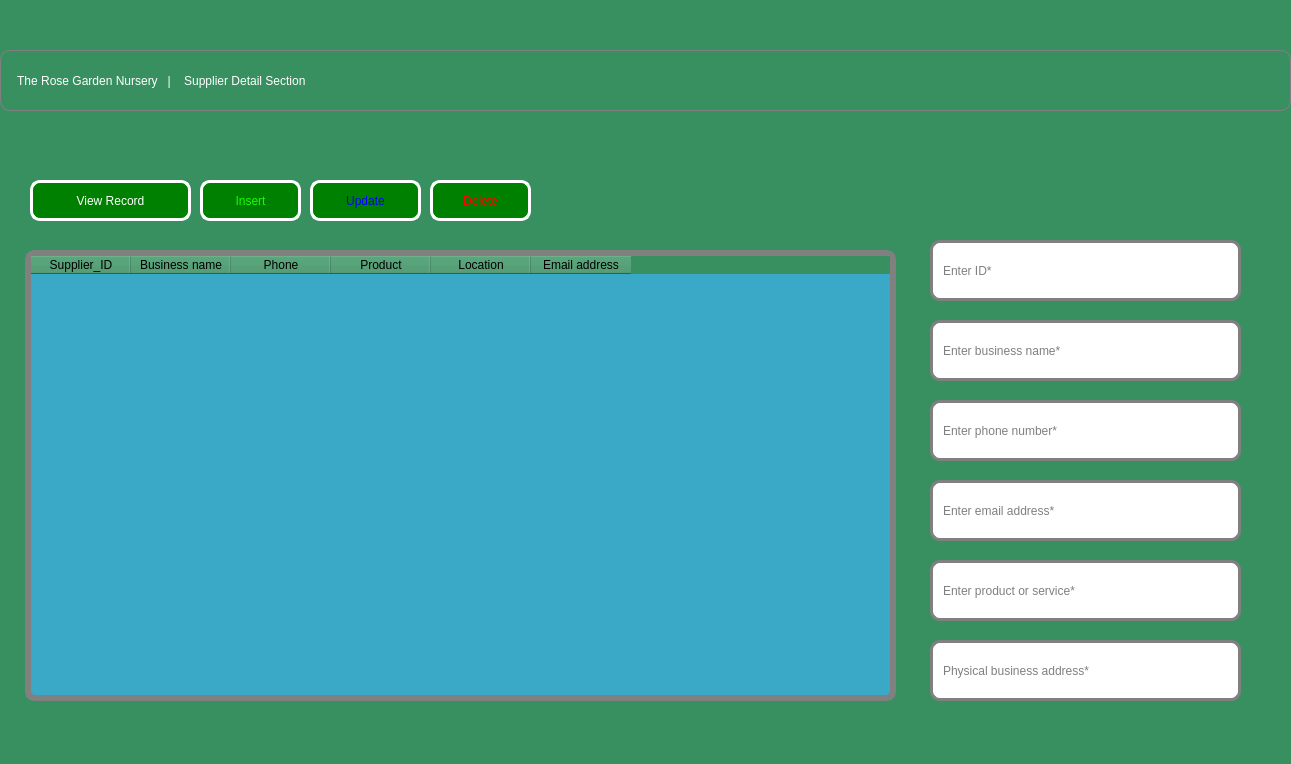
Rabsoninnora/RoseGardenPlantCareSystem, file suppliers.ui: the form before one commit.
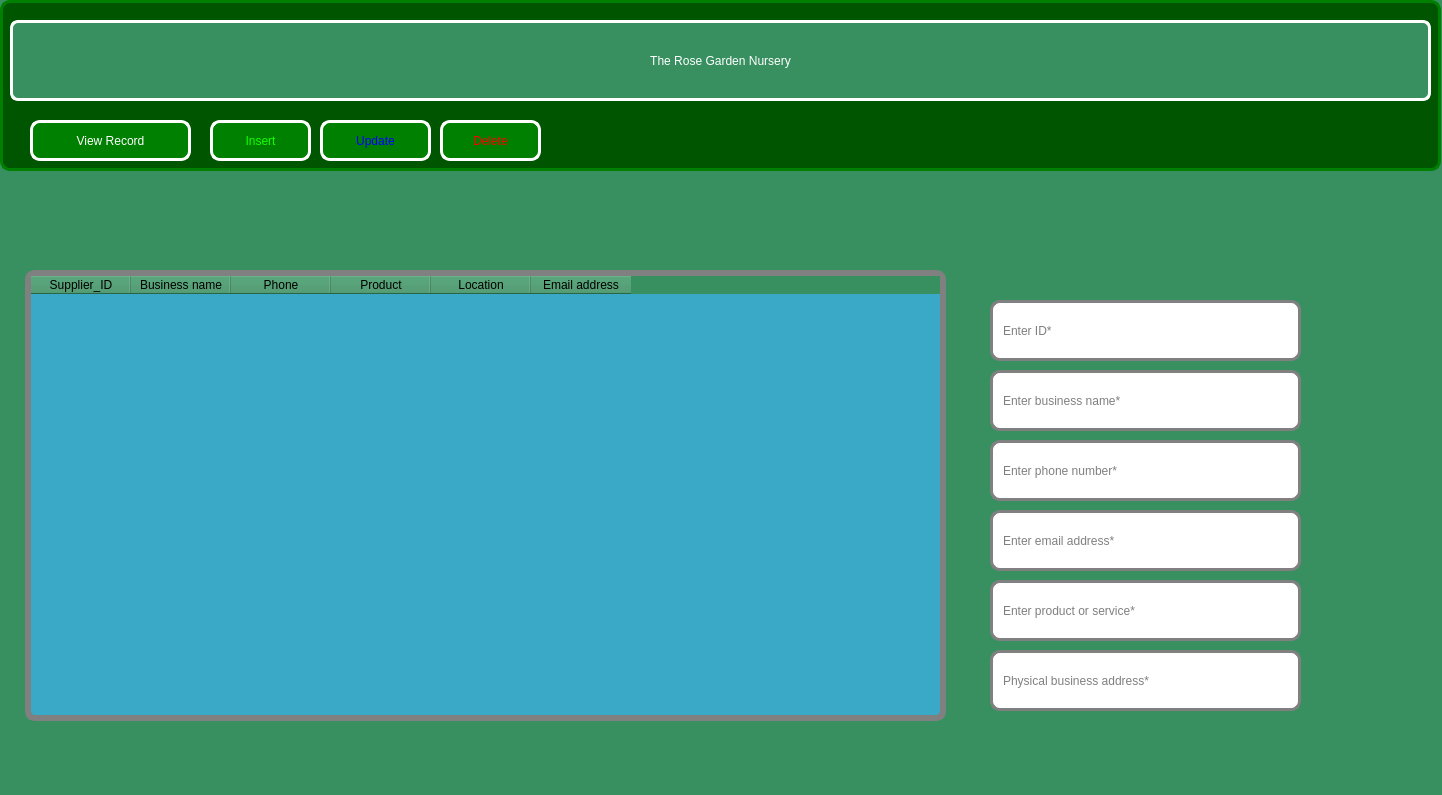
The form after the commit. Icons and pictures are not drawn.

Commit message: updated all system ui modules

Diff of the .ui file:
```diff
--- a/suppliers.ui
+++ b/suppliers.ui
@@ -6,8 +6,8 @@
    <rect>
     <x>0</x>
     <y>0</y>
-    <width>1291</width>
-    <height>764</height>
+    <width>1442</width>
+    <height>795</height>
    </rect>
   </property>
   <property name="windowTitle">
@@ -17,34 +17,11 @@
    <string notr="true">background-color: rgb(56, 144, 96);
 background-image: url(:/images/beauty.png);</string>
   </property>
-  <widget class="QLabel" name="The_Rose_Garden_Nursery_System">
-   <property name="geometry">
-    <rect>
-     <x>0</x>
-     <y>50</y>
-     <width>1291</width>
-     <height>61</height>
-    </rect>
-   </property>
-   <property name="styleSheet">
-    <string notr="true"> QLabel {
-  color: rgb(255, 255, 255);
-  font: 500 12pt &quot;Ubuntu&quot;;
-  border:1px solid gray;
-  border-radius: 10px;
-  padding: 0 10px;
-  
-}</string>
-   </property>
-   <property name="text">
-    <string> The Rose Garden Nursery   |    Supplier Detail Section</string>
-   </property>
-  </widget>
   <widget class="QPushButton" name="btn_View_Supplier">
    <property name="geometry">
     <rect>
      <x>30</x>
-     <y>180</y>
+     <y>120</y>
      <width>161</width>
      <height>41</height>
     </rect>
@@ -69,8 +46,8 @@
   <widget class="QPushButton" name="btn_Insert_Supplier">
    <property name="geometry">
     <rect>
-     <x>200</x>
-     <y>180</y>
+     <x>210</x>
+     <y>120</y>
      <width>101</width>
      <height>41</height>
     </rect>
@@ -95,8 +72,8 @@
   <widget class="QPushButton" name="btn_Update_Supplier">
    <property name="geometry">
     <rect>
-     <x>310</x>
-     <y>180</y>
+     <x>320</x>
+     <y>120</y>
      <width>111</width>
      <height>41</height>
     </rect>
@@ -121,8 +98,8 @@
   <widget class="QPushButton" name="btn_Delete_Supplier">
    <property name="geometry">
     <rect>
-     <x>430</x>
-     <y>180</y>
+     <x>440</x>
+     <y>120</y>
      <width>101</width>
      <height>41</height>
     </rect>
@@ -147,8 +124,8 @@
   <widget class="QLineEdit" name="lineEdit_SupplierID">
    <property name="geometry">
     <rect>
-     <x>930</x>
-     <y>240</y>
+     <x>990</x>
+     <y>300</y>
      <width>311</width>
      <height>61</height>
     </rect>
@@ -172,8 +149,8 @@
   <widget class="QLineEdit" name="lineEdit_Supplier_Legal_Name">
    <property name="geometry">
     <rect>
-     <x>930</x>
-     <y>320</y>
+     <x>990</x>
+     <y>370</y>
      <width>311</width>
      <height>61</height>
     </rect>
@@ -196,8 +173,8 @@
   <widget class="QLineEdit" name="lineEdit_Phone">
    <property name="geometry">
     <rect>
-     <x>930</x>
-     <y>400</y>
+     <x>990</x>
+     <y>440</y>
      <width>311</width>
      <height>61</height>
     </rect>
@@ -220,8 +197,8 @@
   <widget class="QLineEdit" name="lineEdit_Product">
    <property name="geometry">
     <rect>
-     <x>930</x>
-     <y>560</y>
+     <x>990</x>
+     <y>580</y>
      <width>311</width>
      <height>61</height>
     </rect>
@@ -244,8 +221,8 @@
   <widget class="QLineEdit" name="lineEdit_address">
    <property name="geometry">
     <rect>
-     <x>930</x>
-     <y>640</y>
+     <x>990</x>
+     <y>650</y>
      <width>311</width>
      <height>61</height>
     </rect>
@@ -268,8 +245,8 @@
   <widget class="QLineEdit" name="lineEdit_email">
    <property name="geometry">
     <rect>
-     <x>930</x>
-     <y>480</y>
+     <x>990</x>
+     <y>510</y>
      <width>311</width>
      <height>61</height>
     </rect>
@@ -293,8 +270,8 @@
    <property name="geometry">
     <rect>
      <x>25</x>
-     <y>250</y>
-     <width>871</width>
+     <y>270</y>
+     <width>921</width>
      <height>451</height>
     </rect>
    </property>
@@ -342,6 +319,71 @@
     </property>
    </column>
   </widget>
+  <widget class="QLabel" name="label_2">
+   <property name="enabled">
+    <bool>false</bool>
+   </property>
+   <property name="geometry">
+    <rect>
+     <x>0</x>
+     <y>0</y>
+     <width>1441</width>
+     <height>171</height>
+    </rect>
+   </property>
+   <property name="styleSheet">
+    <string notr="true">  QLabel {
+  background-color: rgb(0, 85, 0);
+  border:3px solid green;
+  border-radius: 10px;
+  padding: 0 10px;
+  
+}</string>
+   </property>
+   <property name="text">
+    <string/>
+   </property>
+  </widget>
+  <widget class="QPushButton" name="pushButton">
+   <property name="geometry">
+    <rect>
+     <x>10</x>
+     <y>20</y>
+     <width>1421</width>
+     <height>81</height>
+    </rect>
+   </property>
+   <property name="styleSheet">
+    <string notr="true">
+QPushButton{
+                    color: rgb(255, 255, 255);
+                    border:3px solid white;
+                    border-radius: 8px;
+                    padding: 0 8px;
+   
+                    font: 700 13pt ;
+
+}
+
+ </string>
+   </property>
+   <property name="text">
+    <string>The Rose Garden Nursery</string>
+   </property>
+  </widget>
+  <zorder>lineEdit_SupplierID</zorder>
+  <zorder>lineEdit_Supplier_Legal_Name</zorder>
+  <zorder>lineEdit_Phone</zorder>
+  <zorder>lineEdit_Product</zorder>
+  <zorder>lineEdit_address</zorder>
+  <zorder>lineEdit_email</zorder>
+  <zorder>tableWidget</zorder>
+  <zorder>label_2</zorder>
+  <zorder>pushButton</zorder>
+  <zorder>btn_View_Supplier</zorder>
+  <zorder>btn_Insert_Supplier</zorder>
+  <zorder>btn_Update_Supplier</zorder>
+  <zorder>btn_Delete_Supplier</zorder>
  </widget>
  <resources/>
  <connections/>
```
Left out of the diff: 2 changed lines with no effect on the pictures. The commit also changes 14 other files.
